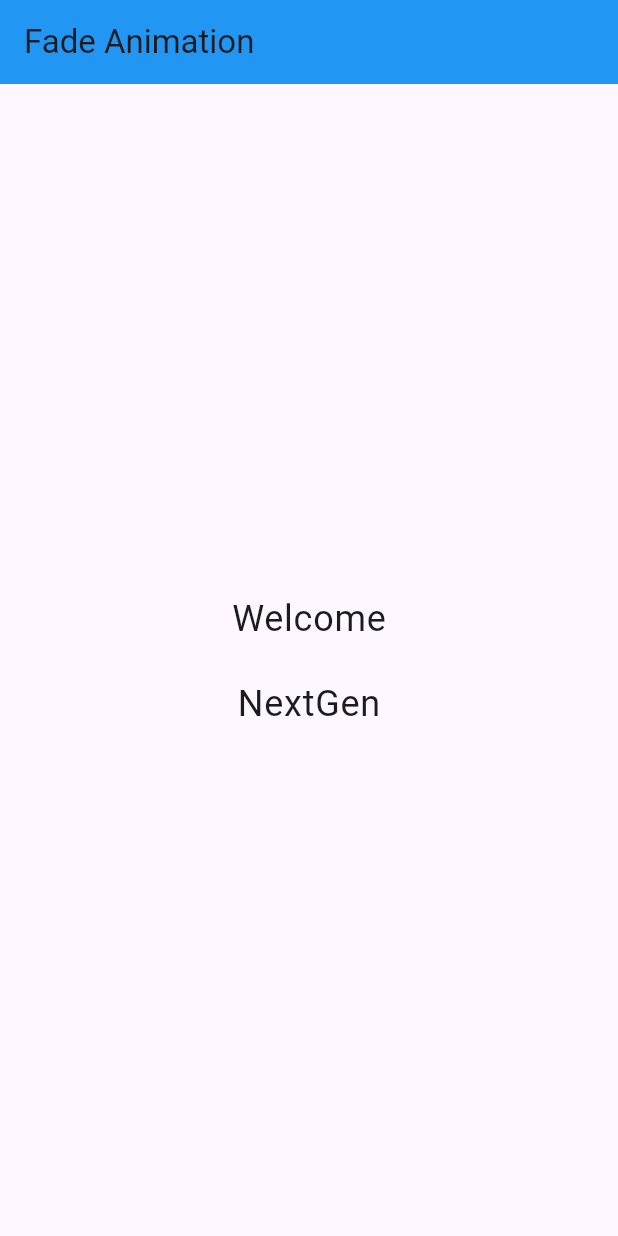
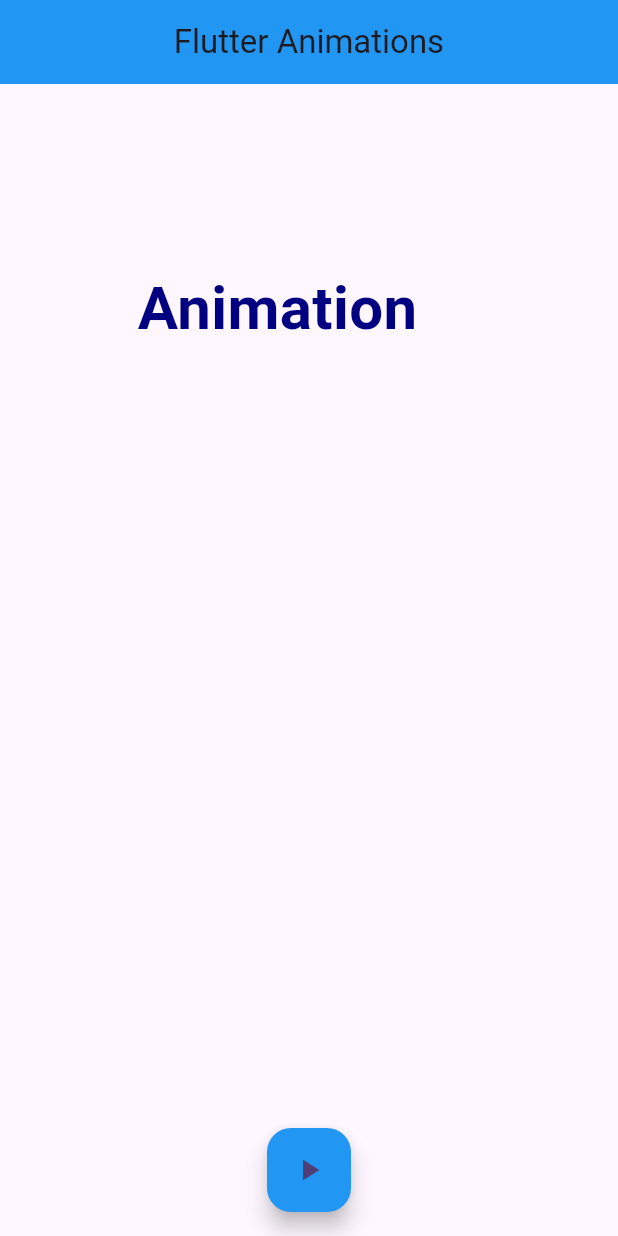
Before and after one commit to ToshevaDurdona1349/animations, a Flutter app: the screen it shows after launch, on a phone screen of 412 x 824 dp. Run offline on Flutter 3.47's test engine with Material 3 defaults, Android fonts, the phone set to English and light mode, and no system bars; our stand-ins replace lottie, simple_animations.

Commit message:
animations

```diff
--- a/lib/main.dart
+++ b/lib/main.dart
@@ -1,5 +1,8 @@
 import 'package:flutter/material.dart';
+import 'package:ngdemo7/pages/3dflip.dart';
+import 'package:ngdemo7/pages/bounce_page.dart';
 import 'package:ngdemo7/pages/fade_page.dart';
+import 'package:ngdemo7/pages/hinge_page.dart';
 import 'package:ngdemo7/pages/home_page.dart';
 import 'package:ngdemo7/pages/lottie_page.dart';
 import 'package:ngdemo7/pages/slide_page.dart';
@@ -19,7 +22,7 @@ class MyApp extends StatelessWidget {
         colorScheme: ColorScheme.fromSeed(seedColor: Colors.deepPurple),
         useMaterial3: true,
       ),
-      home: FadePage(),
+      home: HingePage(),
     );
   }
 }
--- /dev/null
+++ b/lib/pages/hinge_page.dart
@@ -0,0 +1,72 @@
+
+import 'package:flutter/material.dart';
+
+class HingePage extends StatefulWidget {
+  const HingePage({super.key});
+
+  @override
+  State<HingePage> createState() => _HingePageState();
+}
+
+class _HingePageState extends State<HingePage>
+    with SingleTickerProviderStateMixin {
+  late AnimationController  _controller;
+  late Animation<double> _rotateAnimation;
+  late Animation<double> _slideAnimation;
+  late Animation<double> _opacityAnimation;
+
+  @override
+  void initState() {
+    // TODO: implement initState
+    super.initState();
+    _controller =AnimationController(vsync: this,duration: Duration(milliseconds: 3000),
+    );
+    _rotateAnimation =Tween(end: 0.15,begin: 0.0).animate(CurvedAnimation(parent: _controller,
+        curve:Interval(0.0,0.5,curve: Curves.bounceInOut),
+    ),
+    );
+    _slideAnimation=Tween(begin: 100.0,end: 600.0).animate(
+      CurvedAnimation(parent: _controller, curve: Interval(0.0,1.0, curve:Curves.fastOutSlowIn))
+    );
+    _opacityAnimation=Tween(begin: 1.0,end: 0.0).animate(
+      CurvedAnimation(parent: _controller, curve: Interval(0.5,1.0, curve:Curves.fastOutSlowIn))
+    );
+  }
+
+  @override
+  Widget build(BuildContext context) {
+    return Scaffold(
+      appBar: AppBar(
+        backgroundColor: Colors.blue,
+        title: Center(child: Text("Flutter Animations")),
+      ),
+      body: AnimatedBuilder(
+        animation: _slideAnimation,
+        builder: (ctx,ch)=>Container(
+          width: 220,
+          height: 100,
+          padding: EdgeInsets.all(0),
+          margin: EdgeInsets.only(left: 75,top: _slideAnimation.value,
+          ),
+          child: RotationTransition(
+            turns: _rotateAnimation,
+            child: Center(
+              child: Text("Animation",style: TextStyle(
+                fontSize: 40,fontWeight: FontWeight.bold,
+                  color: Color.fromRGBO(0, 0, 128, _opacityAnimation.value )
+              ),),
+            ),
+          ),
+        ),
+      ),
+      floatingActionButtonLocation: FloatingActionButtonLocation.centerFloat,
+      floatingActionButton: FloatingActionButton(
+        backgroundColor: Colors.blue,
+        child: Icon(Icons.play_arrow),
+        onPressed: () {
+          _controller.forward();
+        },
+      ),
+    );
+  }
+}
```
Also changed, not shown: lib/pages/3dflip.dart (+64 -0 lines), lib/pages/bounce_page.dart (added, +59 -0 lines).
